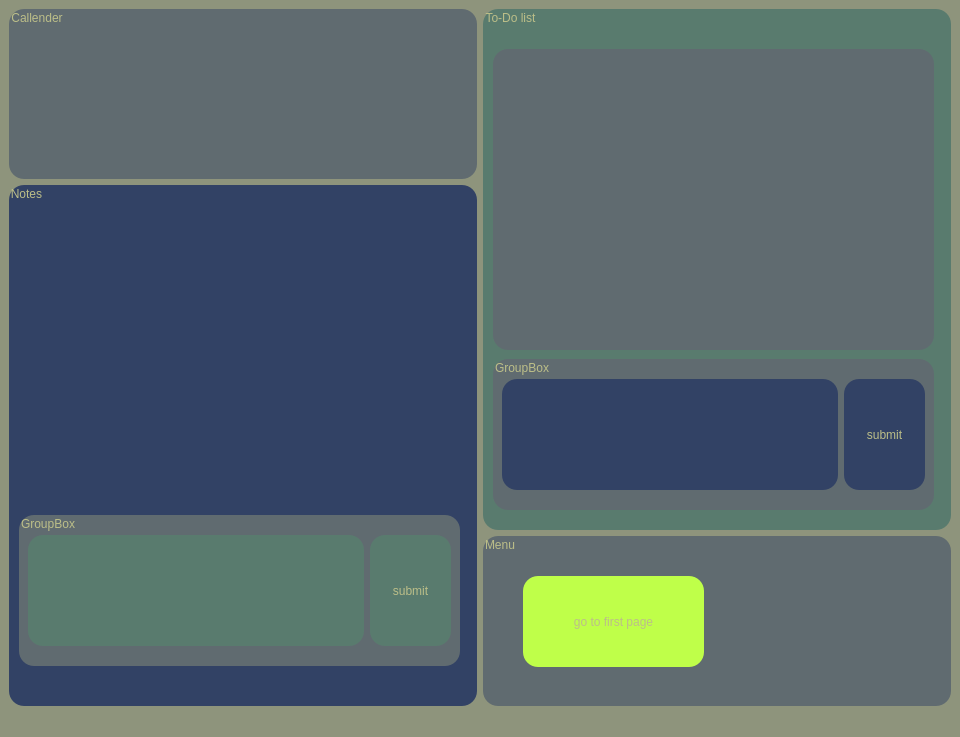
Old version of the form AgileAgenda/plannerpage.ui in the repository AmirHossienAfshar/AgileAgenda.
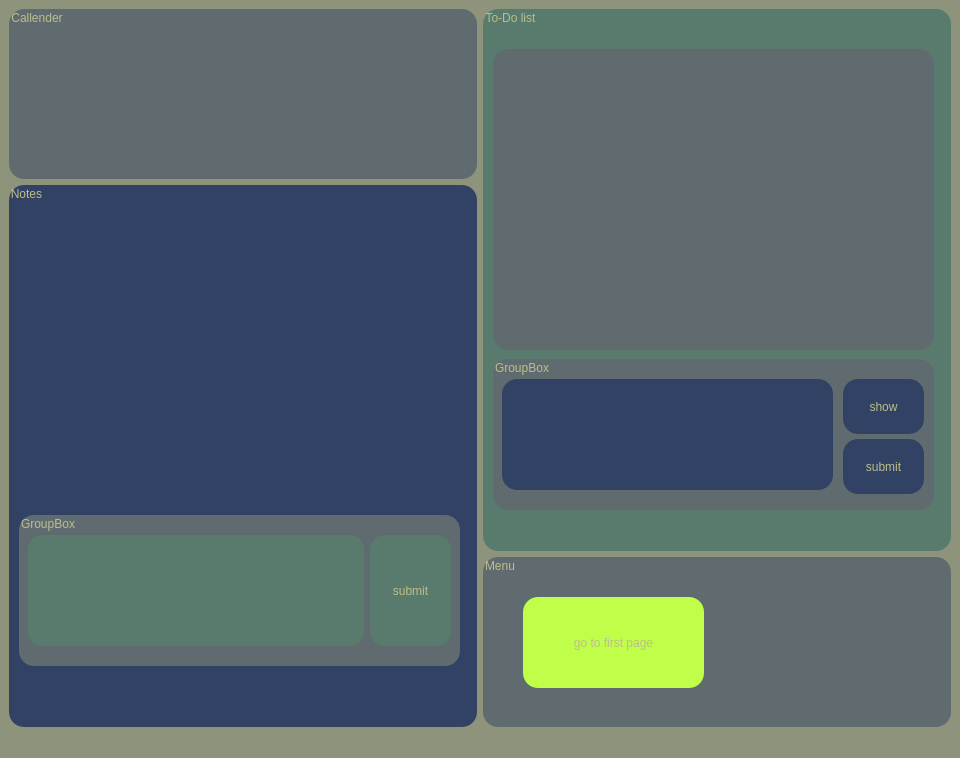
New version of the form.

The edit to the form file:
```diff
--- a/AgileAgenda/plannerpage.ui
+++ b/AgileAgenda/plannerpage.ui
@@ -7,7 +7,7 @@
     <x>0</x>
     <y>0</y>
     <width>960</width>
-    <height>690</height>
+    <height>758</height>
    </rect>
   </property>
   <property name="windowTitle">
@@ -89,13 +89,19 @@
        <property name="title">
         <string>GroupBox</string>
        </property>
-       <layout class="QGridLayout" name="gridLayout_2">
-        <item row="0" column="0">
          <widget class="QTextEdit" name="textEdit">
-          <property name="minimumSize">
-           <size>
+        <property name="geometry">
+         <rect>
+          <x>9</x>
+          <y>20</y>
             <width>331</width>
             <height>111</height>
+         </rect>
+        </property>
+        <property name="minimumSize">
+         <size>
+          <width>300</width>
+          <height>111</height>
            </size>
           </property>
           <property name="maximumSize">
@@ -111,13 +117,19 @@
 color: rgb(188, 190, 136);</string>
           </property>
          </widget>
-        </item>
-        <item row="0" column="1">
          <widget class="QPushButton" name="pushButton_2">
+        <property name="geometry">
+         <rect>
+          <x>350</x>
+          <y>80</y>
+          <width>81</width>
+          <height>55</height>
+         </rect>
+        </property>
           <property name="minimumSize">
            <size>
             <width>81</width>
-            <height>111</height>
+          <height>55</height>
            </size>
           </property>
           <property name="maximumSize">
@@ -136,8 +148,25 @@
            <string>submit</string>
           </property>
          </widget>
-        </item>
-       </layout>
+       <widget class="QPushButton" name="pushButton_4">
+        <property name="geometry">
+         <rect>
+          <x>350</x>
+          <y>20</y>
+          <width>81</width>
+          <height>55</height>
+         </rect>
+        </property>
+        <property name="styleSheet">
+         <string notr="true">background-color: rgb(50, 66, 101);
+border-radius: 15px;
+font: 900 16pt &quot;Maven Pro&quot;;
+color: rgb(188, 190, 136);</string>
+        </property>
+        <property name="text">
+         <string>show</string>
+        </property>
+       </widget>
       </widget>
       <widget class="QTableView" name="tableView">
        <property name="geometry">
```
Left out of the diff: 1 changed line with no effect on the pictures. Lines whose indentation alone changed are shown as unchanged.
